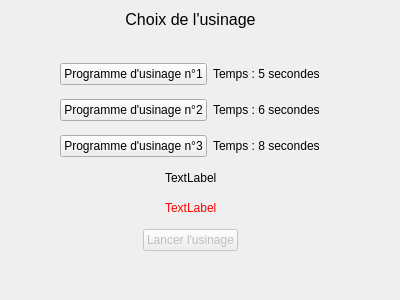
This is Views/ProgramsList.ui in Soluce-Development/Maquette as Qt 5 draws it before an edit. The edited form follows.
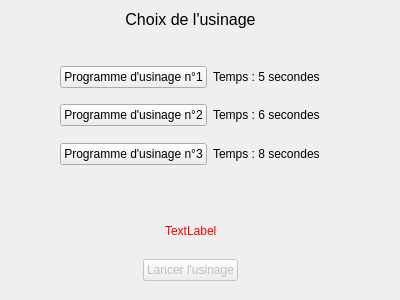
This is the edited form.

```diff
--- a/Views/ProgramsList.ui
+++ b/Views/ProgramsList.ui
@@ -19,7 +19,7 @@
      <x>60</x>
      <y>10</y>
      <width>261</width>
-     <height>241</height>
+     <height>271</height>
     </rect>
    </property>
    <layout class="QVBoxLayout" name="verticalLayout_2">
@@ -195,7 +195,7 @@
       <item>
        <widget class="QLabel" name="text_choose_program">
         <property name="text">
-         <string>TextLabel</string>
+         <string/>
         </property>
        </widget>
       </item>
```
